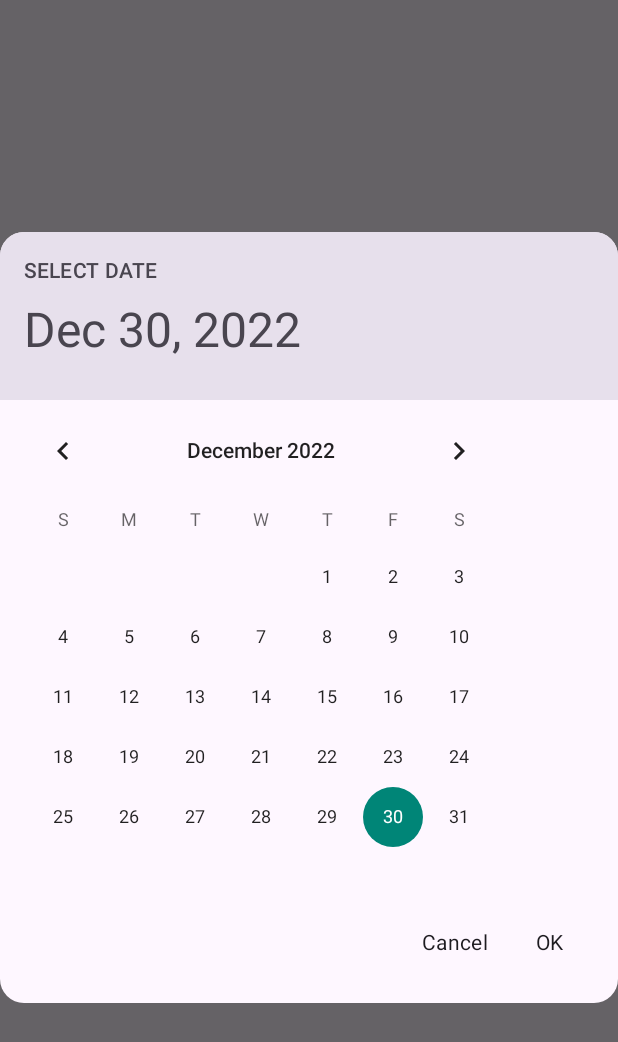
After one commit to yunethw/felix, an Android app built with Jetpack Compose: the composable DatePicker shown on its own in the app's theme, on a phone screen of 412 x 824 dp. The commit adds this screen. Shown: the top 1042 px of the screen. Run offline under Robolectric (Android 15) with nearby library versions, the phone set to English and light mode, and no system bars; our stand-ins replace accompanist.

Commit message:
Date Picker
Create new date picker to book services

```diff
--- /dev/null
+++ b/app/src/main/java/com/felix/felix/ui/BookingScreen.kt
@@ -0,0 +1,8 @@
+package com.felix.felix.ui
+
+import androidx.compose.runtime.Composable
+
+@Composable
+fun BookingScreen() {
+
+}
--- /dev/null
+++ b/app/src/main/java/com/felix/felix/ui/components/DatePicker.kt
@@ -0,0 +1,128 @@
+package com.felix.felix.ui.components
+
+import android.view.ContextThemeWrapper
+import android.widget.CalendarView
+import androidx.compose.foundation.background
+import androidx.compose.foundation.layout.*
+import androidx.compose.foundation.shape.RoundedCornerShape
+import androidx.compose.material3.MaterialTheme
+import androidx.compose.material3.Text
+import androidx.compose.material3.TextButton
+import androidx.compose.runtime.Composable
+import androidx.compose.runtime.mutableStateOf
+import androidx.compose.runtime.remember
+import androidx.compose.ui.Alignment
+import androidx.compose.ui.Modifier
+import androidx.compose.ui.unit.dp
+import androidx.compose.ui.viewinterop.AndroidView
+import androidx.compose.ui.window.Dialog
+import androidx.compose.ui.window.DialogProperties
+import com.felix.felix.R
+import java.time.LocalDate
+import java.time.format.DateTimeFormatter
+import java.util.*
+
+@Composable
+fun DatePicker(onDateSelected: (LocalDate) -> Unit, onDismissRequest: () -> Unit) {
+    val selDate = remember { mutableStateOf(LocalDate.now()) }
+
+    //todo - add strings to resource after POC
+    Dialog(onDismissRequest = { onDismissRequest() }, properties = DialogProperties()) {
+        Column(
+            modifier = Modifier
+                .wrapContentSize()
+                .background(
+                    color = MaterialTheme.colorScheme.surface,
+                    shape = RoundedCornerShape(size = 16.dp)
+                )
+        ) {
+            Column(
+                Modifier
+                    .defaultMinSize(minHeight = 72.dp)
+                    .fillMaxWidth()
+                    .background(
+                        color = MaterialTheme.colorScheme.surfaceVariant,
+                        shape = RoundedCornerShape(topStart = 16.dp, topEnd = 16.dp)
+                    )
+                    .padding(16.dp)
+            ) {
+                Text(
+                    text = "Select date".uppercase(Locale.ENGLISH),
+                    style = MaterialTheme.typography.labelLarge,
+                    color = MaterialTheme.colorScheme.onSurfaceVariant
+                )
+
+                Spacer(modifier = Modifier.size(10.dp))
+
+                Text(
+                    text = selDate.value.format(DateTimeFormatter.ofPattern("MMM d, YYYY")),
+                    style = MaterialTheme.typography.headlineLarge,
+                    color = MaterialTheme.colorScheme.onSurfaceVariant
+                )
+
+                Spacer(modifier = Modifier.size(10.dp))
+            }
+
+            CustomCalendarView(onDateSelected = {
+                selDate.value = it
+            })
+
+            Row(
+                modifier = Modifier
+                    .align(Alignment.End)
+                    .padding(bottom = 16.dp, end = 16.dp)
+            ) {
+                TextButton(
+                    onClick = onDismissRequest
+                ) {
+                    //TODO - hardcode string
+                    Text(
+                        text = "Cancel",
+                        style = MaterialTheme.typography.bodyMedium,
+                        color = MaterialTheme.colorScheme.onSurface
+                    )
+                }
+
+                TextButton(
+                    onClick = {
+                        onDateSelected(selDate.value)
+                        onDismissRequest()
+                    }
+                ) {
+                    //TODO - hardcode string
+                    Text(
+                        text = "OK",
+                        style = MaterialTheme.typography.bodyMedium,
+                        color = MaterialTheme.colorScheme.onSurface
+                    )
+                }
+
+            }
+        }
+    }
+}
+
+@Composable
+private fun CustomCalendarView(onDateSelected: (LocalDate) -> Unit) {
+    // Adds view to Compose
+    AndroidView(
+        modifier = Modifier.wrapContentSize(),
+        factory = { context ->
+            CalendarView(ContextThemeWrapper(context, R.style.CalenderViewCustom))
+        },
+        update = { view ->
+            //view.minDate =
+            //view.maxDate =
+
+            view.setOnDateChangeListener { _, year, month, dayOfMonth ->
+                onDateSelected(
+                    LocalDate
+                        .now()
+                        .withMonth(month + 1)
+                        .withYear(year)
+                        .withDayOfMonth(dayOfMonth)
+                )
+            }
+        }
+    )
+}
--- a/app/src/main/res/values/themes.xml
+++ b/app/src/main/res/values/themes.xml
@@ -2,4 +2,13 @@
 <resources>
 
     <style name="Theme.Felix" parent="android:Theme.Material.Light.NoActionBar" />
+
+    <style name="CalenderViewCustom" parent="android:Widget.Material.CalendarView">
+<!--        <item name="android:dateTextAppearance">@color/purple_500</item>-->
+<!--        <item name="monthTextAppearance">@style/TextAppearance.Material.Widget.Calendar.Month</item>-->
+<!--        <item name="weekDayTextAppearance">@style/TextAppearance.Material.Widget.Calendar.DayOfWeek</item>-->
+<!--        <item name="dateTextAppearance">@style/TextAppearance.Material.Widget.Calendar.Day</item>-->
+<!--        <item name="colorAccent"><day selection color></item>-->
+<!--        <item name="colorSurface"><background color></item>-->
+    </style>
 </resources>
```
